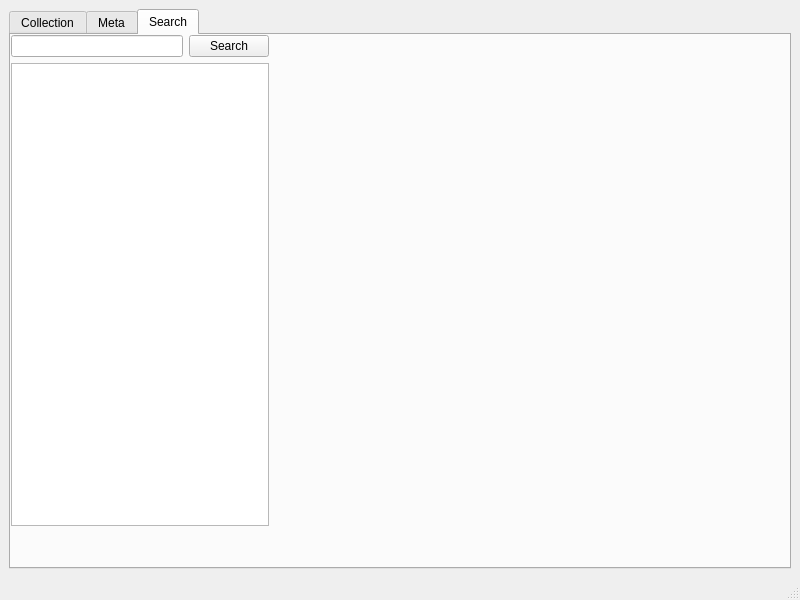
Above: mainwindow.ui from fernass/schoolnote before the change. Below: the same form after it.
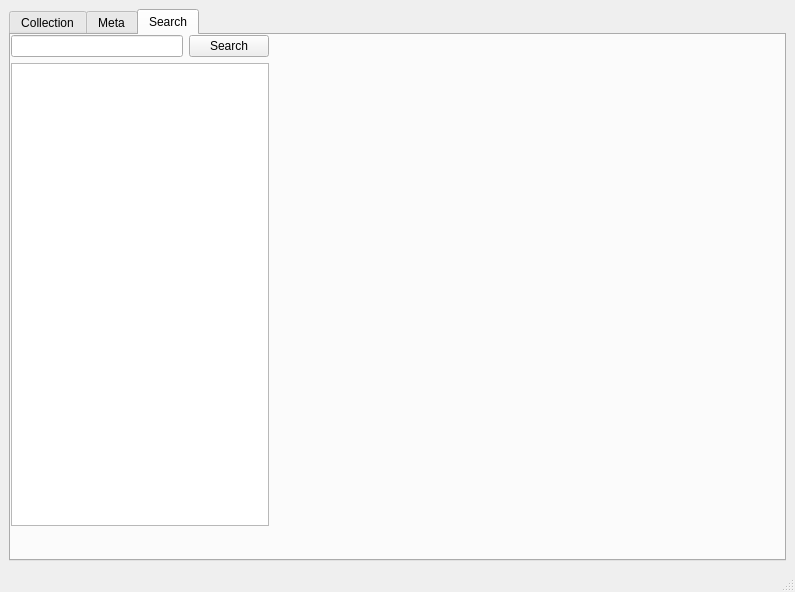
That is the form after the change.

Patch:
```diff
--- a/mainwindow.ui
+++ b/mainwindow.ui
@@ -6,8 +6,8 @@
    <rect>
     <x>0</x>
     <y>0</y>
-    <width>800</width>
-    <height>600</height>
+    <width>795</width>
+    <height>592</height>
    </rect>
   </property>
   <property name="windowTitle">
@@ -17,6 +17,12 @@
    <layout class="QHBoxLayout" name="horizontalLayout">
     <item>
      <widget class="QTabWidget" name="twBrowser">
+      <property name="sizePolicy">
+       <sizepolicy hsizetype="Expanding" vsizetype="Expanding">
+        <horstretch>0</horstretch>
+        <verstretch>0</verstretch>
+       </sizepolicy>
+      </property>
       <property name="currentIndex">
        <number>2</number>
       </property>
@@ -64,7 +70,7 @@
        <attribute name="title">
         <string>Search</string>
        </attribute>
-       <widget class="QWidget" name="">
+       <widget class="QWidget" name="layoutWidget">
         <property name="geometry">
          <rect>
           <x>0</x>
```
Left out of the diff: 4 changed lines with no effect on the pictures.
